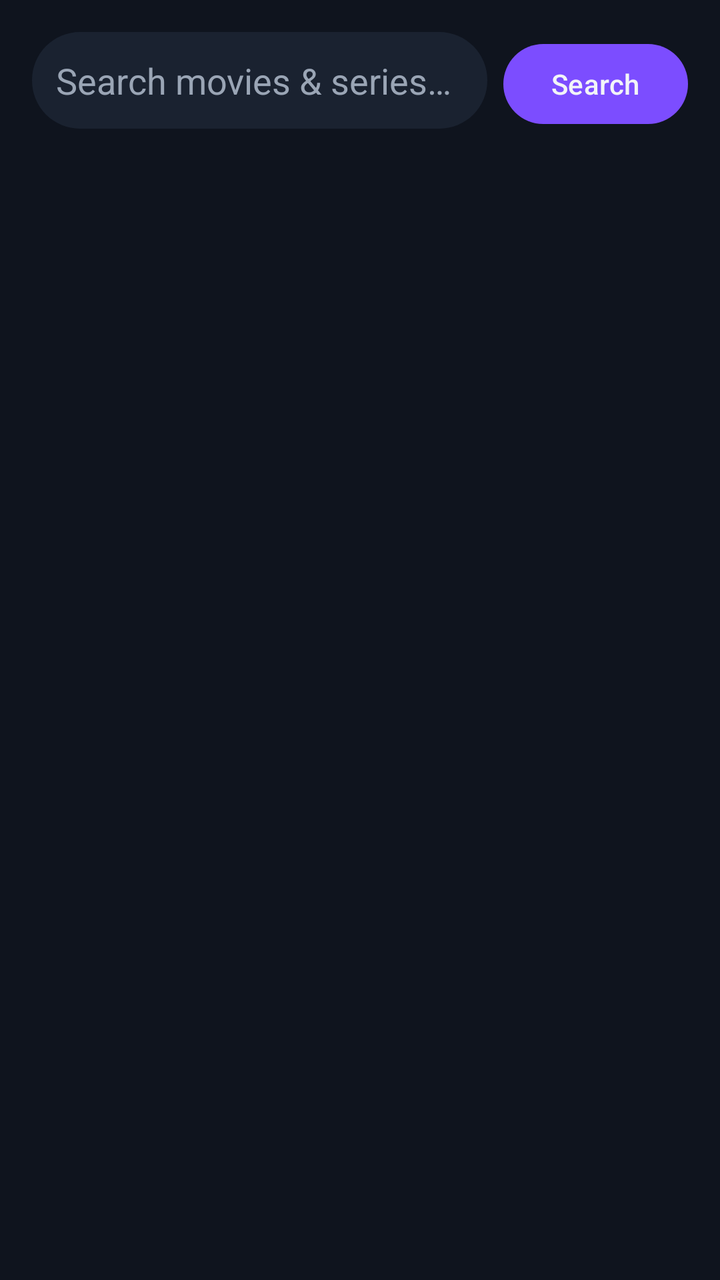
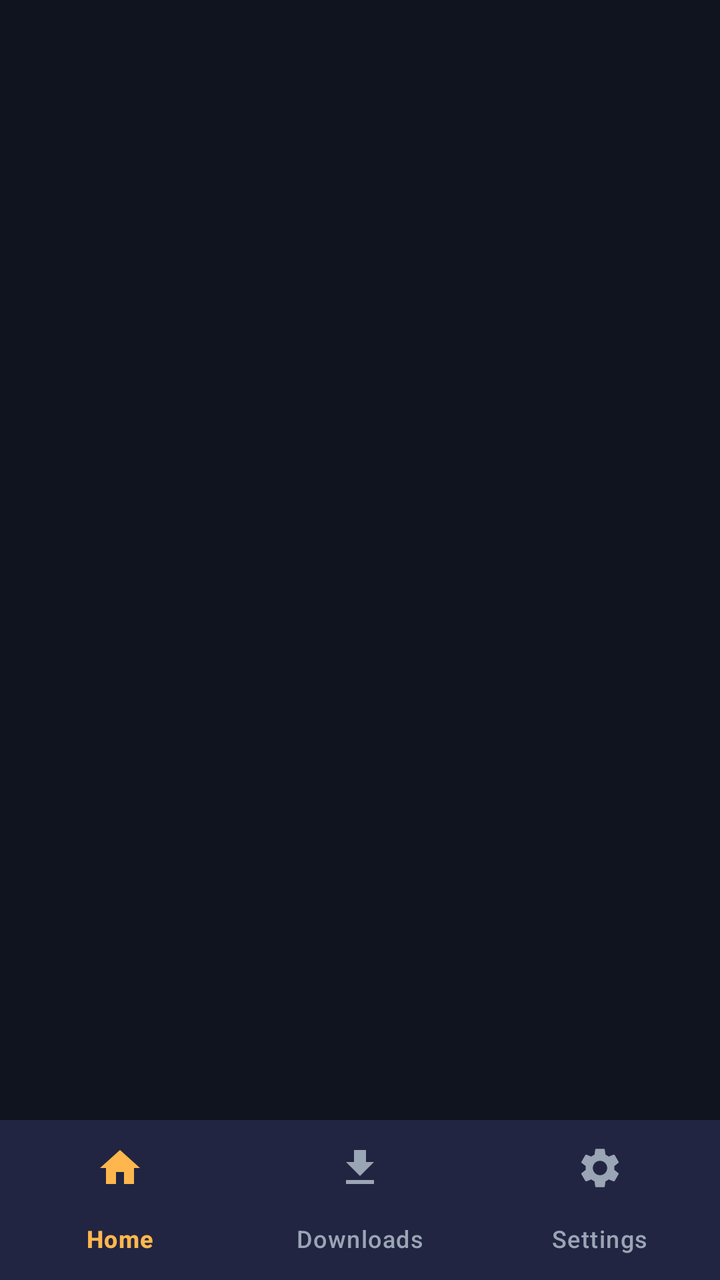

The first picture is an Android layout as it rendered before a commit; the second is the same layout after the commit. The layout source and the unified diff follow.
<!-- AndroidManifest.xml: application theme Theme.PiStream -->
<!-- res/layout/activity_main.xml -->
<?xml version="1.0" encoding="utf-8"?>
<LinearLayout xmlns:android="http://schemas.android.com/apk/res/android"
    android:layout_width="match_parent"
    android:layout_height="match_parent"
    android:background="@color/bg"
    android:orientation="vertical">

    <LinearLayout
        android:layout_width="match_parent"
        android:layout_height="wrap_content"
        android:orientation="horizontal"
        android:padding="16dp">

        <EditText
            android:id="@+id/searchInput"
            android:layout_width="0dp"
            android:layout_height="wrap_content"
            android:layout_weight="1"
            android:hint="@string/search_hint"
            android:imeOptions="actionSearch"
            android:inputType="text"
            android:maxLines="1"
            android:background="@drawable/bg_search"
            android:padding="12dp"
            android:textColor="@color/text_primary"
            android:textColorHint="@color/text_secondary" />

        <com.google.android.material.button.MaterialButton
            android:id="@+id/searchBtn"
            android:layout_width="wrap_content"
            android:layout_height="wrap_content"
            android:layout_marginStart="8dp"
            android:text="@string/search"
            android:textAllCaps="false" />
    </LinearLayout>

    <ScrollView
        android:layout_width="match_parent"
        android:layout_height="match_parent"
        android:fillViewport="true">

        <LinearLayout
            android:id="@+id/rowsContainer"
            android:layout_width="match_parent"
            android:layout_height="wrap_content"
            android:orientation="vertical"
            android:paddingBottom="24dp" />
    </ScrollView>
</LinearLayout>
<!-- resources referenced by this layout -->
<resources>
  <color name="bg">#0F141E</color>
  <color name="text_primary">#F2F4F8</color>
  <color name="text_secondary">#9AA5B5</color>
  <!-- drawable bg_search (drawable) -->
  <?xml version="1.0" encoding="utf-8"?>
  <shape xmlns:android="http://schemas.android.com/apk/res/android">
      <solid android:color="@color/surface" />
      <corners android:radius="24dp" />
  </shape>
  <string name="search">Search</string>
  <string name="search_hint">Search movies &amp; series…</string>
  <style name="Theme.PiStream" parent="Theme.Material3.Dark.NoActionBar">
          <item name="colorPrimary">@color/primary</item>
          <item name="colorOnPrimary">@color/text_primary</item>
          <item name="colorSurface">@color/surface</item>
          <item name="android:colorBackground">@color/bg</item>
          <item name="android:statusBarColor">@color/bg</item>
          <item name="android:navigationBarColor">@color/bg</item>
          <item name="android:textColorPrimary">@color/text_primary</item>
          <item name="android:textColorSecondary">@color/text_secondary</item>
      </style>
  <color name="surface">#1A2230</color>
  <color name="primary">#7C4DFF</color>
</resources>

<!-- the commit's change to res/layout/activity_main.xml (unified diff, before → after) -->
@@ -1,49 +1,24 @@
 <?xml version="1.0" encoding="utf-8"?>
 <LinearLayout xmlns:android="http://schemas.android.com/apk/res/android"
+    xmlns:app="http://schemas.android.com/apk/res-auto"
     android:layout_width="match_parent"
     android:layout_height="match_parent"
     android:background="@color/bg"
     android:orientation="vertical">
 
-    <LinearLayout
+    <androidx.fragment.app.FragmentContainerView
+        android:id="@+id/fragmentContainer"
+        android:layout_width="match_parent"
+        android:layout_height="0dp"
+        android:layout_weight="1" />
+
+    <com.google.android.material.bottomnavigation.BottomNavigationView
+        android:id="@+id/bottomNav"
         android:layout_width="match_parent"
         android:layout_height="wrap_content"
-        android:orientation="horizontal"
-        android:padding="16dp">
-
-        <EditText
-            android:id="@+id/searchInput"
-            android:layout_width="0dp"
-            android:layout_height="wrap_content"
-            android:layout_weight="1"
-            android:hint="@string/search_hint"
-            android:imeOptions="actionSearch"
-            android:inputType="text"
-            android:maxLines="1"
-            android:background="@drawable/bg_search"
-            android:padding="12dp"
-            android:textColor="@color/text_primary"
-            android:textColorHint="@color/text_secondary" />
-
-        <com.google.android.material.button.MaterialButton
-            android:id="@+id/searchBtn"
-            android:layout_width="wrap_content"
-            android:layout_height="wrap_content"
-            android:layout_marginStart="8dp"
-            android:text="@string/search"
-            android:textAllCaps="false" />
-    </LinearLayout>
-
-    <ScrollView
-        android:layout_width="match_parent"
-        android:layout_height="match_parent"
-        android:fillViewport="true">
-
-        <LinearLayout
-            android:id="@+id/rowsContainer"
-            android:layout_width="match_parent"
-            android:layout_height="wrap_content"
-            android:orientation="vertical"
-            android:paddingBottom="24dp" />
-    </ScrollView>
+        android:background="@color/surface"
+        app:itemIconTint="@color/nav_item_tint"
+        app:itemTextColor="@color/nav_item_tint"
+        app:labelVisibilityMode="labeled"
+        app:menu="@menu/bottom_nav" />
 </LinearLayout>
<!-- resource entries referenced after the edit -->
@@ -1,16 +1,7 @@
 <!-- resources referenced by this layout -->
 <resources>
   <color name="bg">#0F141E</color>
-  <color name="text_primary">#F2F4F8</color>
-  <color name="text_secondary">#9AA5B5</color>
-  <!-- drawable bg_search (drawable) -->
-  <?xml version="1.0" encoding="utf-8"?>
-  <shape xmlns:android="http://schemas.android.com/apk/res/android">
-      <solid android:color="@color/surface" />
-      <corners android:radius="24dp" />
-  </shape>
-  <string name="search">Search</string>
-  <string name="search_hint">Search movies &amp; series…</string>
+  <color name="surface">#1A2230</color>
   <style name="Theme.PiStream" parent="Theme.Material3.Dark.NoActionBar">
           <item name="colorPrimary">@color/primary</item>
           <item name="colorOnPrimary">@color/text_primary</item>
@@ -21,7 +12,8 @@
           <item name="android:textColorPrimary">@color/text_primary</item>
           <item name="android:textColorSecondary">@color/text_secondary</item>
       </style>
-  <color name="surface">#1A2230</color>
   <color name="primary">#7C4DFF</color>
+  <color name="text_primary">#F2F4F8</color>
+  <color name="text_secondary">#9AA5B5</color>
 </resources>
 
